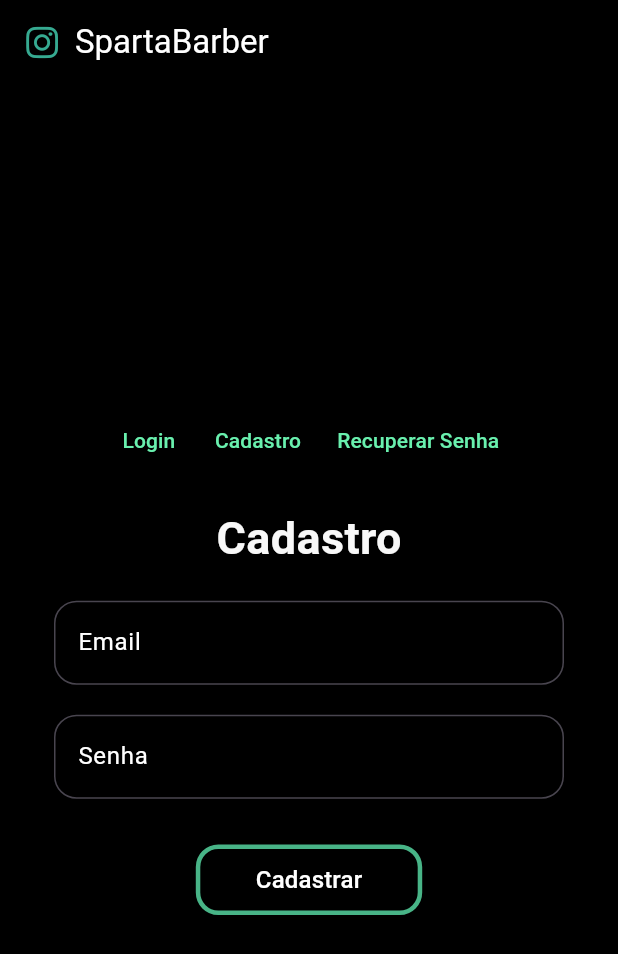
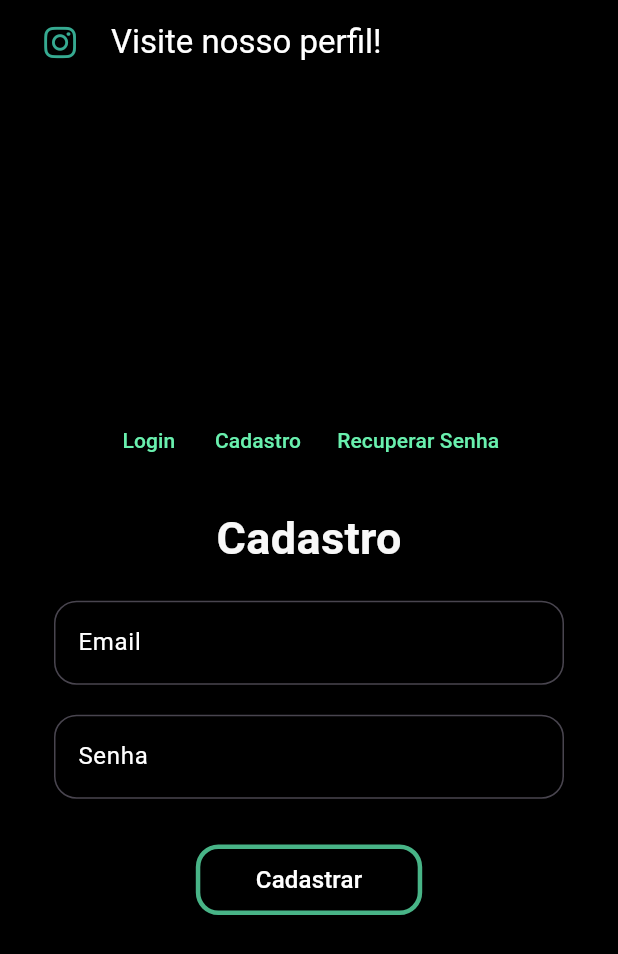
Before and after one commit to ericaregina/BarberApp, a Flutter app: the screen it shows after launch, after a tap on "Cadastro", on a phone screen of 412 x 824 dp. Shown: the top 954 px of the screen. Run offline on Flutter 3.47's test engine with Material 3 defaults, Android fonts, the light colour scheme and no system bars; our stand-ins replace flutter_secure_storage, font_awesome_flutter.

Commit message:
Update main.dart

```diff
--- a/lib/main.dart
+++ b/lib/main.dart
@@ -1,3 +1,4 @@
+import 'package:url_launcher/url_launcher.dart';
 import 'package:flutter/material.dart';
 import 'package:http/http.dart' as http;
 import 'dart:convert';
@@ -36,17 +37,32 @@ class SplashScreen extends StatelessWidget {
 
     return Scaffold(
       backgroundColor: Colors.black,
-      body: Center(
+      body: Column(
+        mainAxisAlignment: MainAxisAlignment.center,
+        crossAxisAlignment: CrossAxisAlignment.center,
+        children: [
+          Center(
             child: Image.asset(
               'assets/barber.png',
               width: 200,
               height: 200,
             ),
           ),
+          SizedBox(height: 20),
+          Text(
+            "Olá, bora agendar?",
+            style: TextStyle(
+              color: Colors.white,
+              fontSize: 18,
+              fontWeight: FontWeight.bold,
+            ),
+            textAlign: TextAlign.center,
+          ),
+        ],
+      ),
     );
   }
 }
-
 
 class AuthScreen extends StatefulWidget {
   @override
@@ -58,6 +74,16 @@ class _AuthScreenState extends State<AuthScreen> {
   final TextEditingController emailController = TextEditingController();
   final TextEditingController passwordController = TextEditingController();
   String _currentForm = 'login';
+
+  // Função para abrir o Instagram
+  Future<void> _launchInstagram() async {
+    const url = 'https://www.instagram.com/ericacom_c/'; // Substitua pelo seu link do Instagram
+    if (await canLaunch(url)) {
+      await launch(url);
+    } else {
+      throw 'Não foi possível abrir o link $url';
+    }
+  }
 
   Future<void> login() async {
     final response = await http.post(
@@ -116,13 +142,16 @@ class _AuthScreenState extends State<AuthScreen> {
       appBar: AppBar(
         title: Row(
           children: [
-            Icon(
+            IconButton(
+              icon: Icon(
                 FontAwesomeIcons.instagram,
                 color: Color(0xFF36AA91),
               ),
+              onPressed: _launchInstagram, // Chama a função _launchInstagram
+            ),
             SizedBox(width: 10),
             Text(
-              "SpartaBarber",
+              "Visite nosso perfil!",
               style: TextStyle(color: Colors.white),
             ),
           ],
```
Lines whose indentation alone changed are shown as unchanged.
